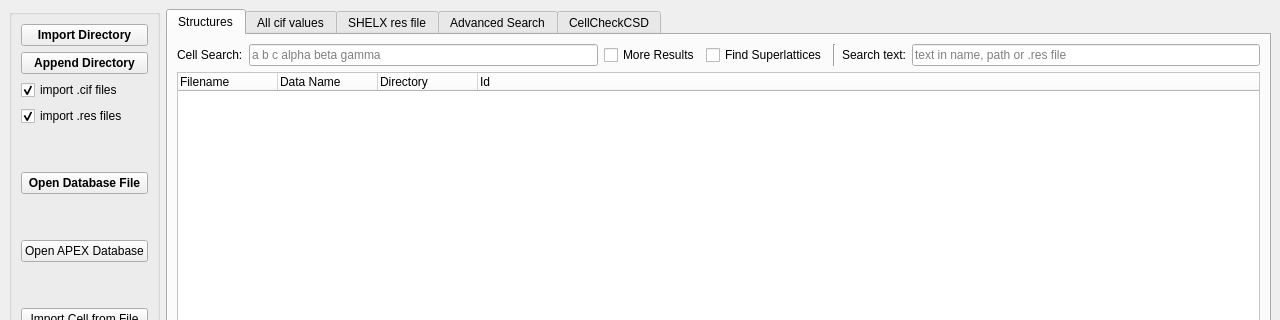
dkratzert/StructureFinder, file gui/strf_main.ui: the form before one commit; both pictures show x 0 to 1280 and y 0 to 320 of the 1280 by 715 pixel window.
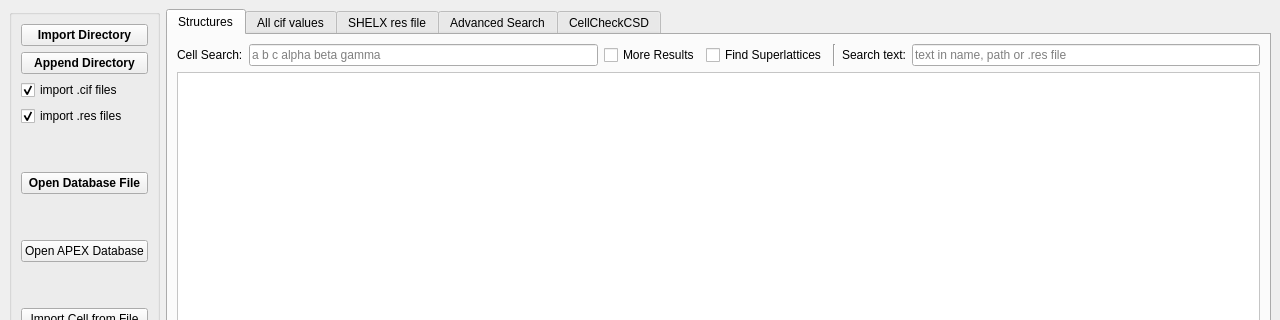
The form after the commit. The open tabs and pages were chosen to show the change.

```diff
--- a/gui/strf_main.ui
+++ b/gui/strf_main.ui
@@ -790,57 +790,6 @@
             </layout>
            </widget>
           </item>
-          <item row="1" column="0" colspan="7">
-           <widget class="QTreeWidget" name="cifList_treeWidget">
-            <property name="sizePolicy">
-             <sizepolicy hsizetype="Expanding" vsizetype="Expanding">
-              <horstretch>0</horstretch>
-              <verstretch>3</verstretch>
-             </sizepolicy>
-            </property>
-            <property name="statusTip">
-             <string/>
-            </property>
-            <property name="autoFillBackground">
-             <bool>false</bool>
-            </property>
-            <property name="styleSheet">
-             <string notr="true">background-color: rgb(255, 255, 255);</string>
-            </property>
-            <property name="verticalScrollBarPolicy">
-             <enum>Qt::ScrollBarAsNeeded</enum>
-            </property>
-            <property name="horizontalScrollBarPolicy">
-             <enum>Qt::ScrollBarAsNeeded</enum>
-            </property>
-            <property name="sortingEnabled">
-             <bool>false</bool>
-            </property>
-            <attribute name="headerShowSortIndicator" stdset="0">
-             <bool>false</bool>
-            </attribute>
-            <column>
-             <property name="text">
-              <string>Filename</string>
-             </property>
-            </column>
-            <column>
-             <property name="text">
-              <string>Data Name</string>
-             </property>
-            </column>
-            <column>
-             <property name="text">
-              <string>Directory</string>
-             </property>
-            </column>
-            <column>
-             <property name="text">
-              <string>Id</string>
-             </property>
-            </column>
-           </widget>
-          </item>
           <item row="2" column="6">
            <widget class="QGroupBox" name="molGroupBox">
             <property name="sizePolicy">
@@ -1231,6 +1180,31 @@
             </property>
            </spacer>
           </item>
+          <item row="1" column="0" colspan="7">
+           <widget class="QTableView" name="cifList_tableView">
+            <property name="sizePolicy">
+             <sizepolicy hsizetype="Expanding" vsizetype="Expanding">
+              <horstretch>0</horstretch>
+              <verstretch>3</verstretch>
+             </sizepolicy>
+            </property>
+            <property name="statusTip">
+             <string/>
+            </property>
+            <property name="autoFillBackground">
+             <bool>false</bool>
+            </property>
+            <property name="styleSheet">
+             <string notr="true">background-color: rgb(255, 255, 255);</string>
+            </property>
+            <property name="verticalScrollBarPolicy">
+             <enum>Qt::ScrollBarAsNeeded</enum>
+            </property>
+            <property name="horizontalScrollBarPolicy">
+             <enum>Qt::ScrollBarAsNeeded</enum>
+            </property>
+           </widget>
+          </item>
          </layout>
         </item>
        </layout>
```
Left out of the diff: 21 changed lines with no effect on the pictures.
